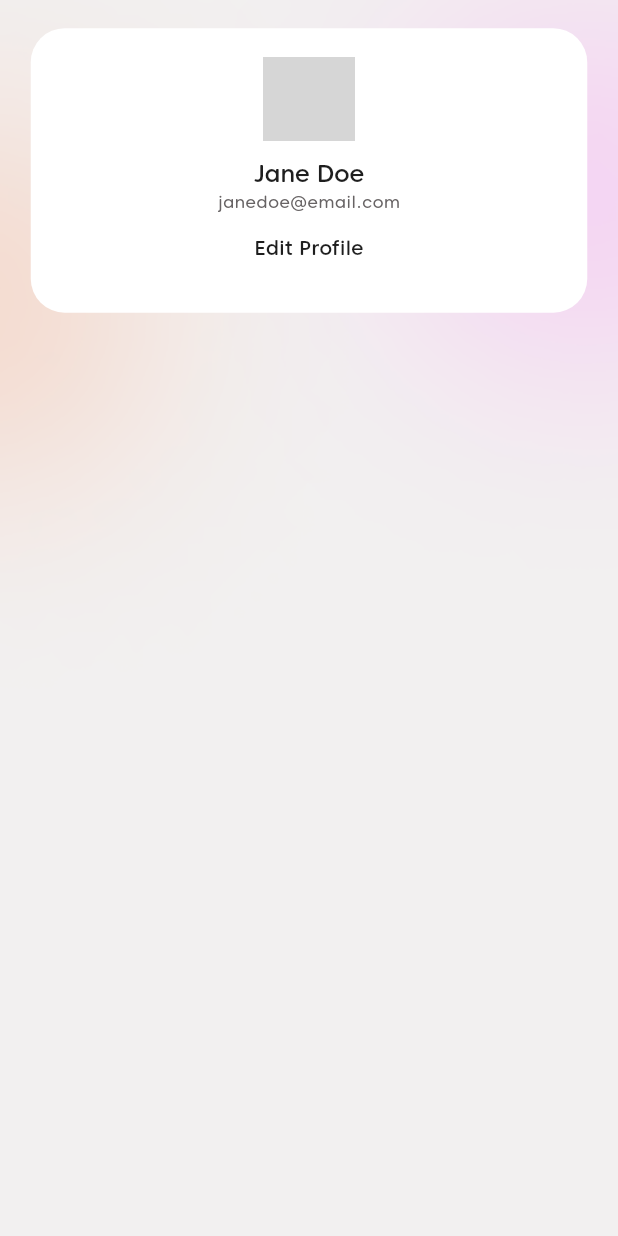
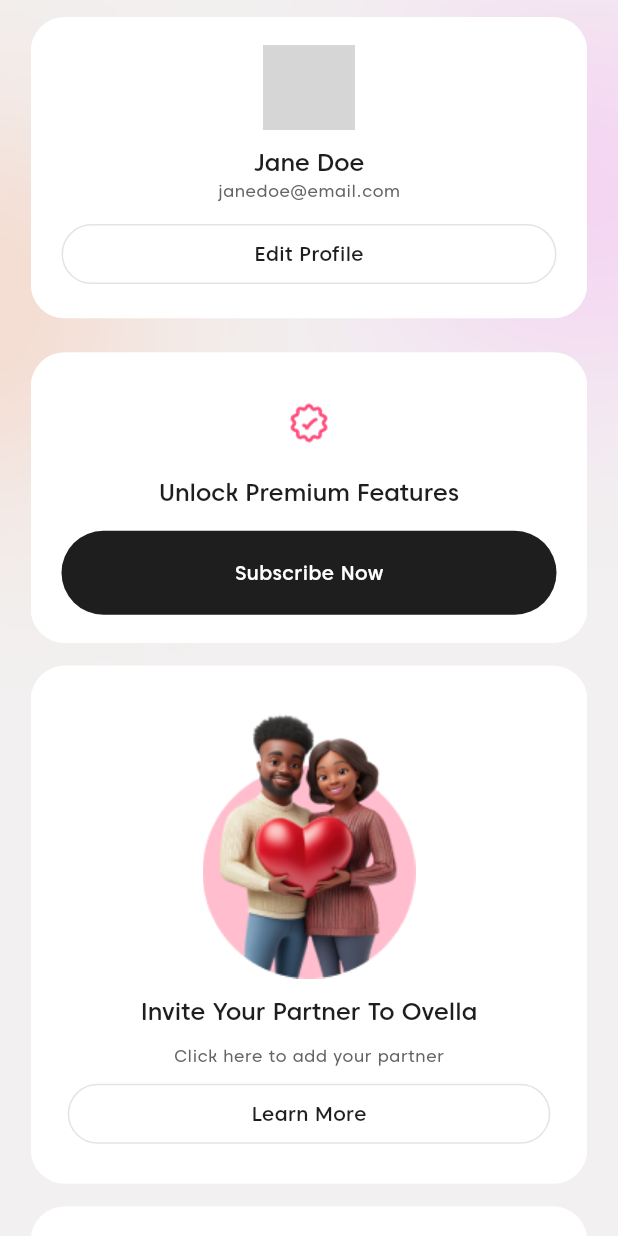
Before and after one commit to salmanbashar1009/ovella_period_tracker_app, a Flutter app: the screen it shows after launch, after a tap on "Edit Profile", on a phone screen of 412 x 824 dp. Run offline on Flutter 3.47's test engine with Material 3 defaults, Android fonts, the phone set to English and light mode, and no system bars; our stand-ins replace carousel_slider, dots_indicator, flutter_screenutil, hive_flutter, shared_preferences, table_calendar; accounts and stored records are empty; network calls fail; grey boxes are pictures that could not be loaded.

Commit message:
add setting screens cards

```diff
--- a/lib/theme/constant/images.dart
+++ b/lib/theme/constant/images.dart
@@ -12,4 +12,10 @@ class AppImages {
 
   //common Heath Concern Screen
   static const String commonHeathConcernAppBarLogo = 'assets/images/logo_for_app_bar.png';
+
+  //settings Screen
+  static const String premiumBadge = 'assets/images/setting_screen/premium_badge.png';
+  static const String coupleImage = 'assets/images/setting_screen/Couple 1.png';
+  static const String editPencil = 'assets/images/setting_screen/pencil-edit-02.png';
+
 }
--- a/lib/utility/utils.dart
+++ b/lib/utility/utils.dart
@@ -30,7 +30,9 @@ class Utils {
         shape: BoxShape.circle,
         color: Colors.white,
       ),
-      child: icon ?? (imagePath != null
+      child:
+          icon ??
+          (imagePath != null
               ? ClipOval(
                 child: Image.asset(
                   imagePath,
@@ -54,15 +56,19 @@ class Utils {
     Widget? prefixIcon,
     Color? color,
     Color? textColor,
+    Color? borderColor,
     TextStyle? textStyle,
   }) {
     TextTheme textTheme = Theme.of(context).textTheme;
-    ColorScheme colorScheme =Theme.of(context).colorScheme;
+    ColorScheme colorScheme = Theme.of(context).colorScheme;
     return ElevatedButton(
       style: ElevatedButton.styleFrom(
         padding: padding ?? EdgeInsets.zero,
-        backgroundColor: color??AppColors.primary,
+        backgroundColor: color ?? AppColors.primary,
         elevation: 0,
+        shape: StadiumBorder(
+          side: BorderSide(color: borderColor ?? Colors.transparent),
+        ),
       ),
       onPressed: onTap,
       child: Row(
@@ -70,18 +76,18 @@ class Utils {
         mainAxisAlignment: MainAxisAlignment.center,
         mainAxisSize: MainAxisSize.min,
         children: [
-          if(prefixIcon!=null)
-            prefixIcon,
+          if (prefixIcon != null) prefixIcon,
 
           Text(
             title,
-            style: textStyle??textTheme.bodyMedium!.copyWith(
-              color: textColor??colorScheme.onPrimary,
+            style:
+                textStyle ??
+                textTheme.bodyMedium!.copyWith(
+                  color: textColor ?? colorScheme.onPrimary,
                 ),
           ),
 
-          if(suffixIcon!=null)
-            suffixIcon,
+          if (suffixIcon != null) suffixIcon,
         ],
       ),
     );
--- /dev/null
+++ b/lib/view/setting_screen/cards/invite_partner_card/invite_partner_card.dart
@@ -0,0 +1,48 @@
+import 'package:flutter/material.dart';
+import 'package:flutter_screenutil/flutter_screenutil.dart';
+import '../../../../theme/constant/images.dart';
+import '../../../../utility/utils.dart';
+class InvitePartnerCard extends StatelessWidget {
+  const InvitePartnerCard({super.key});
+
+  @override
+  Widget build(BuildContext context) {
+    TextTheme textTheme = Theme.of(context).textTheme;
+    ColorScheme colorScheme = Theme.of(context).colorScheme;
+    return Container(
+      padding: EdgeInsets.symmetric(horizontal: 24.w, vertical: 24.h),
+      decoration: BoxDecoration(
+        color: colorScheme.onPrimary,
+        borderRadius: BorderRadius.circular(24.r),
+      ),
+      child: Column(
+        children: [
+          Image.asset(AppImages.coupleImage),
+          SizedBox(height: 12.h),
+          Text(
+            'Invite Your Partner To Ovella',
+            style: textTheme.headlineSmall!.copyWith(
+              fontSize: 17.sp,
+              fontWeight: FontWeight.w500,
+            ),
+          ),
+          SizedBox(height: 12.h),
+          Text('Click here to add your partner', style: textTheme.bodySmall),
+          SizedBox(height: 8.h),
+          SizedBox(
+            width: double.infinity,
+            child: Utils.primaryButton(
+              title: 'Learn More',
+              context: context,
+              color: colorScheme.onPrimary,
+              textColor: colorScheme.primary,
+              textStyle: textTheme.bodyMedium,
+              borderColor: Color(0xff1E1E1E).withOpacity(0.12),
+              onTap: () {},
+            ),
+          ),
+        ],
+      ),
+    );
+  }
+}
--- /dev/null
+++ b/lib/view/setting_screen/cards/menstrua_health_details_card/menstrua_health_details_card.dart
@@ -0,0 +1,70 @@
+import 'package:flutter/material.dart';
+import 'package:flutter_screenutil/flutter_screenutil.dart';
+
+import '../../../../theme/constant/images.dart';
+
+class MenstrualHealthDetailsCard extends StatelessWidget {
+  const MenstrualHealthDetailsCard({super.key});
+  @override
+  Widget build(BuildContext context) {
+    TextTheme textTheme = Theme.of(context).textTheme;
+    ColorScheme colorScheme = Theme.of(context).colorScheme;
+    return Container(
+      padding: EdgeInsets.symmetric(horizontal: 24.w, vertical: 24.h),
+      decoration: BoxDecoration(
+        color: colorScheme.onPrimary,
+        borderRadius: BorderRadius.circular(24.r),
+      ),
+      child: Column(
+        children: [
+          Row(
+            mainAxisAlignment: MainAxisAlignment.spaceBetween,
+            children: [
+              Text('Menstrual & Health Details', style: textTheme.bodyLarge),
+              Image.asset(AppImages.editPencil),
+            ],
+          ),
+          SizedBox(height: 10.h),
+          Divider(color: Color(0xff1E1E1E).withOpacity(0.12)),
+          _buildDetails(
+            textTheme: textTheme,
+            title: 'Cycle Length',
+            value: '28 Days',
+          ),
+          _buildDetails(
+            textTheme: textTheme,
+            title: 'Last Period',
+            value: 'Jan 15, 2025',
+          ),
+          _buildDetails(
+            textTheme: textTheme,
+            title: 'Pregnancy Status',
+            value: 'Not Pregnant',
+          ),
+          _buildDetails(
+            textTheme: textTheme,
+            title: 'Health Conditions',
+            value: 'PCOS',
+          ),
+        ],
+      ),
+    );
+  }
+
+  Widget _buildDetails({
+    required TextTheme textTheme,
+    required String title,
+    required String value,
+  }) {
+    return Padding(
+      padding: const EdgeInsets.symmetric(vertical: 8.0),
+      child: Row(
+        mainAxisAlignment: MainAxisAlignment.spaceBetween,
+        children: [
+          Text(title, style: textTheme.bodyMedium),
+          Text(value, style: textTheme.bodyMedium),
+        ],
+      ),
+    );
+  }
+}
--- /dev/null
+++ b/lib/view/setting_screen/cards/personal_information/personal_information_edit_card.dart
@@ -0,0 +1,55 @@
+import 'package:flutter/material.dart';
+import 'package:flutter_screenutil/flutter_screenutil.dart';
+
+import '../../../../theme/constant/images.dart';
+class PersonalInformationEditCard extends StatelessWidget {
+  const PersonalInformationEditCard({super.key});
+  @override
+  Widget build(BuildContext context) {
+    TextTheme textTheme = Theme.of(context).textTheme;
+    ColorScheme colorScheme = Theme.of(context).colorScheme;
+    return Container(
+      padding: EdgeInsets.symmetric(horizontal: 24.w, vertical: 24.h),
+      decoration: BoxDecoration(
+        color: colorScheme.onPrimary,
+        borderRadius: BorderRadius.circular(24.r),
+      ),
+      child: Column(
+        children: [
+          Row(
+            mainAxisAlignment: MainAxisAlignment.spaceBetween,
+            children: [
+              Text('Personal Information', style: textTheme.bodyLarge),
+              Image.asset(AppImages.editPencil),
+            ],
+          ),
+          SizedBox(height: 10.h,),
+          Divider(color: Color(0xff1E1E1E).withOpacity(0.12)),
+          _buildDetails(
+            textTheme: textTheme,
+            title: 'Personal Information',
+            value: '28 Years Old',
+          ),
+          _buildDetails(textTheme: textTheme, title: 'Gender', value: 'Female'),
+        ],
+      ),
+    );
+  }
+
+  Widget _buildDetails({
+    required TextTheme textTheme,
+    required String title,
+    required String value,
+  }) {
+    return Padding(
+      padding: const EdgeInsets.symmetric(vertical: 8.0),
+      child: Row(
+        mainAxisAlignment: MainAxisAlignment.spaceBetween,
+        children: [
+          Text(title, style: textTheme.bodyMedium),
+          Text(value, style: textTheme.bodyMedium),
+        ],
+      ),
+    );
+  }
+}
--- /dev/null
+++ b/lib/view/setting_screen/cards/profile_card/profile_card.dart
@@ -0,0 +1,60 @@
+import 'package:flutter/material.dart';
+import 'package:flutter_screenutil/flutter_screenutil.dart';
+
+import '../../../../constant/padding.dart';
+import '../../../../utility/utils.dart';
+class ProfileCard extends StatelessWidget {
+  const ProfileCard({super.key});
+
+  @override
+  Widget build(BuildContext context) {
+    TextTheme textTheme = Theme.of(context).textTheme;
+    ColorScheme colorScheme = Theme.of(context).colorScheme;
+    return Container(
+      padding: AppPadding.screenPadding,
+      decoration: BoxDecoration(
+        color: colorScheme.onPrimary,
+        borderRadius: BorderRadius.circular(24.r),
+      ),
+      child: Column(
+        children: [
+          Container(
+            height: 60.h,
+            width: 60.w,
+            decoration: BoxDecoration(
+              borderRadius: BorderRadius.circular(60.r),
+              image: DecorationImage(
+                image: NetworkImage(
+                  'https://www.shutterstock.com/image-photo/studio-shot-red-haired-young-260nw-793320274.jpg',
+                ),
+                fit: BoxFit.cover,
+              ),
+            ),
+          ),
+          SizedBox(height: 12.h),
+          Text(
+            'Jane Doe',
+            style: textTheme.headlineSmall!.copyWith(
+              fontSize: 17.sp,
+              fontWeight: FontWeight.w500,
+            ),
+          ),
+          Text('janedoe@email.com', style: textTheme.bodySmall),
+          SizedBox(height: 12.h),
+          SizedBox(
+            width: double.infinity,
+            child: Utils.primaryButton(
+              title: 'Edit Profile',
+              context: context,
+              color: colorScheme.onPrimary,
+              textColor: colorScheme.primary,
+              textStyle: textTheme.bodyMedium,
+              borderColor: Color(0xff1E1E1E).withOpacity(0.12),
+              onTap: () {},
+            ),
+          ),
+        ],
+      ),
+    );
+  }
+}
--- /dev/null
+++ b/lib/view/setting_screen/cards/subscribe_card/subscribe_card.dart
@@ -0,0 +1,53 @@
+import 'package:flutter/material.dart';
+import 'package:flutter_screenutil/flutter_screenutil.dart';
+
+import '../../../../constant/padding.dart';
+import '../../../../theme/constant/images.dart';
+import '../../../../utility/utils.dart';
+class SubscribeCard extends StatelessWidget {
+  const SubscribeCard({super.key});
+
+  @override
+  Widget build(BuildContext context) {
+    TextTheme textTheme = Theme.of(context).textTheme;
+    ColorScheme colorScheme = Theme.of(context).colorScheme;
+    return Container(
+      padding: AppPadding.screenPadding,
+      decoration: BoxDecoration(
+        color: colorScheme.onPrimary,
+        borderRadius: BorderRadius.circular(24.r),
+      ),
+      child: Column(
+        children: [
+          Container(
+            height: 60.h,
+            width: 60.w,
+            padding: EdgeInsets.all(14.w),
+            decoration: BoxDecoration(
+              borderRadius: BorderRadius.circular(60.r),
+            ),
+            child: Image.asset(AppImages.premiumBadge),
+          ),
+          SizedBox(height: 8.h),
+          Text(
+            'Unlock Premium Features',
+            style: textTheme.headlineSmall!.copyWith(
+              fontSize: 17.sp,
+              fontWeight: FontWeight.w500,
+            ),
+          ),
+          SizedBox(height: 16.h),
+          SizedBox(
+            width: double.infinity,
+            child: Utils.primaryButton(
+              title: 'Subscribe Now',
+              context: context,
+              padding: EdgeInsets.all(18.w),
+              onTap: () {},
+            ),
+          ),
+        ],
+      ),
+    );
+  }
+}
--- a/lib/view/setting_screen/setting_screen.dart
+++ b/lib/view/setting_screen/setting_screen.dart
@@ -1,8 +1,14 @@
+import 'package:flutter/cupertino.dart';
 import 'package:flutter/material.dart';
 import 'package:flutter_screenutil/flutter_screenutil.dart';
 import 'package:ovella_period_tracker_app/constant/padding.dart';
-import 'package:ovella_period_tracker_app/utility/utils.dart';
+import 'package:ovella_period_tracker_app/theme/constant/images.dart';
+import 'package:ovella_period_tracker_app/view/setting_screen/cards/menstrua_health_details_card/menstrua_health_details_card.dart';
 import 'package:ovella_period_tracker_app/widgets/background_widget.dart';
+import 'cards/invite_partner_card/invite_partner_card.dart';
+import 'cards/personal_information/personal_information_edit_card.dart';
+import 'cards/profile_card/profile_card.dart';
+import 'cards/subscribe_card/subscribe_card.dart';
 
 class SettingScreen extends StatelessWidget {
   const SettingScreen({super.key});
@@ -15,55 +21,22 @@ class SettingScreen extends StatelessWidget {
       body: BackgroundWidget(
         child: SafeArea(
           child: Padding(
-            padding: AppPadding.screenPadding,
-            child: Column(
-              children: [
-                Container(
-                  padding: AppPadding.screenPadding,
-                  decoration: BoxDecoration(
-                    color: colorScheme.onPrimary,
-                    borderRadius: BorderRadius.circular(24.r),
-                  ),
-                  child: Column(
-                    children: [
-                      Container(
-                        height: 60.h,
-                        width: 60.w,
-                        decoration: BoxDecoration(
-                          borderRadius: BorderRadius.circular(60.r),
-                          image: DecorationImage(
-                            image: NetworkImage(
-                              'https://www.shutterstock.com/image-photo/studio-shot-red-haired-young-260nw-793320274.jpg',
-                            ),
-                            fit: BoxFit.cover,
-                          ),
-                        ),
-                      ),
-                      SizedBox(height: 12.h),
-                      Text(
-                        'Jane Doe',
-                        style: textTheme.headlineSmall!.copyWith(
-                          fontSize: 17.sp,
-                          fontWeight: FontWeight.w500,
-                        ),
-                      ),
-                      Text('janedoe@email.com', style: textTheme.bodySmall),
-                      SizedBox(
-                        width: double.infinity,
-                        child: Utils.primaryButton(
-                          title: 'Edit Profile',
-                          context: context,
-                          color: colorScheme.onPrimary,
-                          textColor: colorScheme.primary,
-                          onTap: (){
-
-                          },
-                        ),
-                      ),
-                    ],
-                  ),
-                ),
-              ],
+            padding: AppPadding.screenHorizontalPadding,
+            child: SingleChildScrollView(
+              child: Column(
+                children: [
+                  SizedBox(height: 12.h),
+                  ProfileCard(),
+                  SizedBox(height: 24.h),
+                  SubscribeCard(),
+                  SizedBox(height: 16.h),
+                  InvitePartnerCard(),
+                  SizedBox(height: 16.h),
+                  PersonalInformationEditCard(),
+                  SizedBox(height: 16.h),
+                  MenstrualHealthDetailsCard(),
+                ],
+              ),
             ),
           ),
         ),
--- a/pubspec.yaml
+++ b/pubspec.yaml
@@ -89,6 +89,7 @@ flutter:
     - assets/images/community/
     - assets/images/home_screen/
     - assets/images/auth_screens/
+    - assets/images/setting_screen/
   #   - images/a_dot_ham.jpeg
 
   # An image asset can refer to one or more resolution-specific "variants", see
```
Also changed, not shown: assets/images/setting_screen/Couple 1.png (added), assets/images/setting_screen/pencil-edit-02.png (added), assets/images/setting_screen/premium_badge.png (added). Lines whose indentation alone changed are shown as unchanged.
